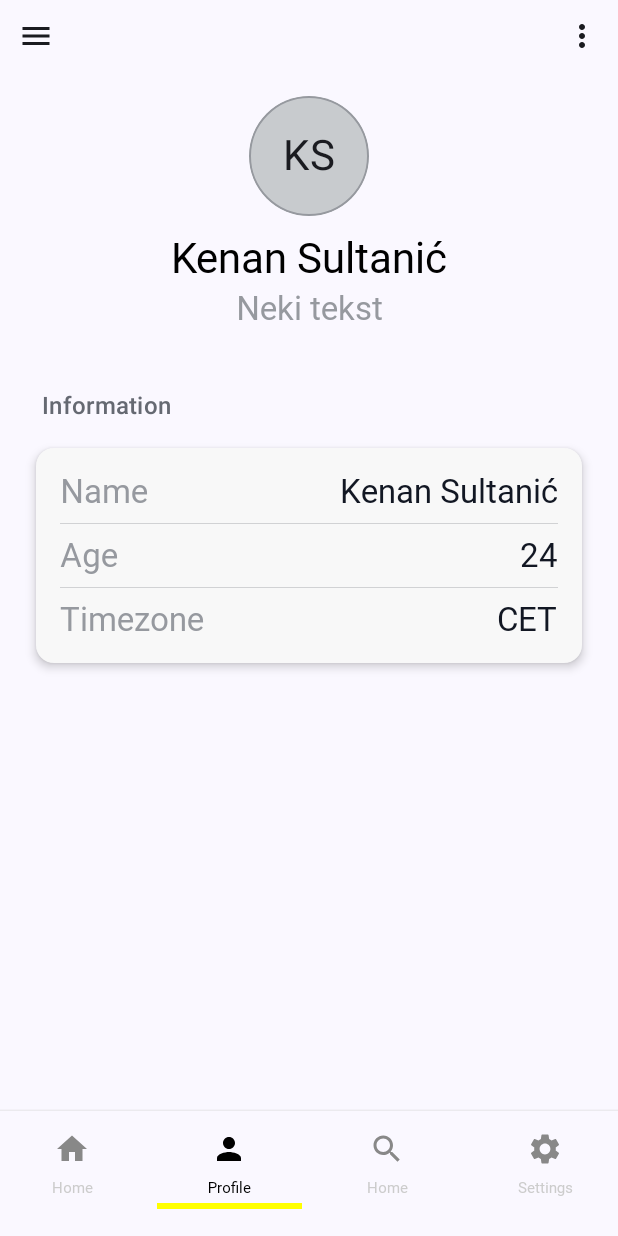
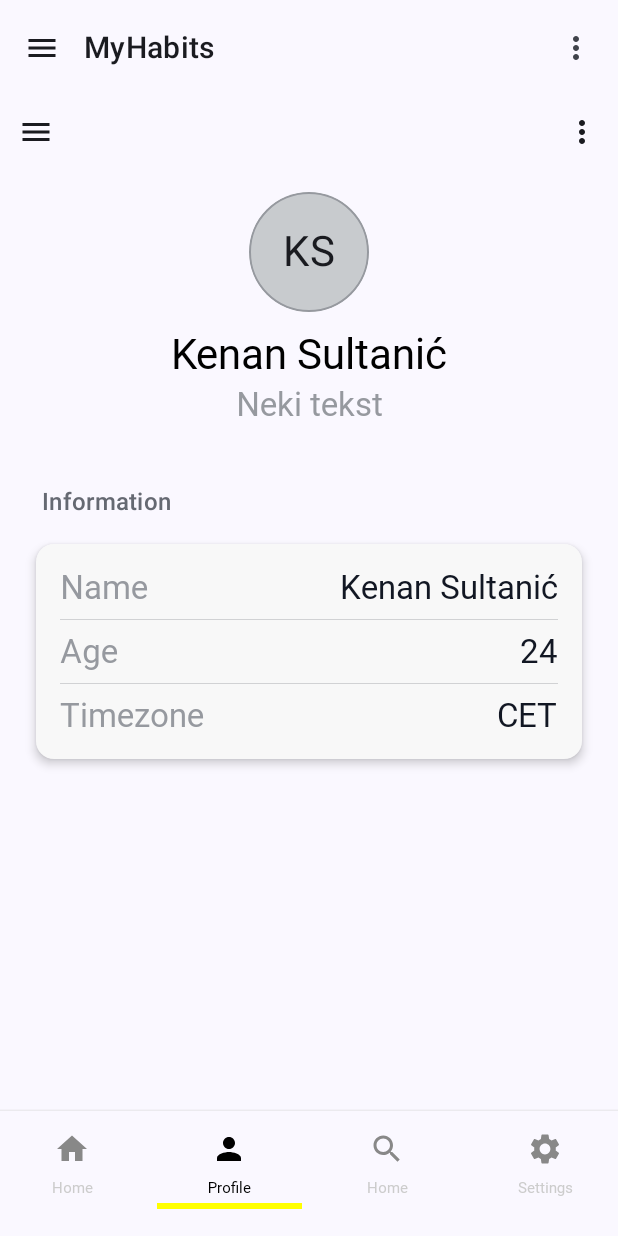
Before and after one commit to kenansultanic/android-habits-app, an Android app built with Jetpack Compose: the profile_screen screen opened through its navigation route, on a phone screen of 412 x 824 dp. Run offline under Robolectric (Android 15) with nearby library versions, the phone set to English and light mode, and no system bars; our stand-ins replace Firebase (no records; nobody signed in at launch, a user with empty details on screens opened directly); Roboto replaces fonts that are not available here.

Commit message:
Restructuring MainActivity

```diff
--- a/app/src/main/java/ba/kenan/myhabits/MainActivity.kt
+++ b/app/src/main/java/ba/kenan/myhabits/MainActivity.kt
@@ -4,26 +4,8 @@ import android.os.Bundle
 import androidx.activity.ComponentActivity
 import androidx.activity.compose.setContent
 import androidx.activity.enableEdgeToEdge
-import androidx.compose.foundation.layout.fillMaxSize
-import androidx.compose.foundation.layout.padding
-import androidx.compose.material3.Scaffold
-import androidx.compose.runtime.DisposableEffect
-import androidx.compose.runtime.getValue
-import androidx.compose.runtime.mutableIntStateOf
-import androidx.compose.runtime.mutableStateOf
-import androidx.compose.runtime.remember
-import androidx.compose.runtime.saveable.rememberSaveable
-import androidx.compose.runtime.setValue
-import androidx.compose.ui.Modifier
-import androidx.compose.ui.tooling.preview.Preview
-import androidx.navigation.compose.currentBackStackEntryAsState
-import androidx.navigation.compose.rememberNavController
-import ba.kenan.myhabits.presentation.ui.navigation.NavGraph
-import ba.kenan.myhabits.presentation.ui.navigation.NavigationBar
-import ba.kenan.myhabits.presentation.ui.navigation.NavigationItems
-import ba.kenan.myhabits.presentation.ui.navigation.Screen
+import ba.kenan.myhabits.presentation.ui.screens.MainScreen
 import ba.kenan.myhabits.presentation.ui.theme.MyHabitsAppTheme
-import com.google.firebase.auth.FirebaseAuth
 import dagger.hilt.android.AndroidEntryPoint
 
 @AndroidEntryPoint
@@ -31,54 +13,9 @@ class MainActivity : ComponentActivity() {
     override fun onCreate(savedInstanceState: Bundle?) {
         super.onCreate(savedInstanceState)
         enableEdgeToEdge()
-
         setContent {
-            val navController = rememberNavController()
-            var selectedItemIndex by rememberSaveable { mutableIntStateOf(1) }
-
-            val auth = FirebaseAuth.getInstance()
-            var firebaseUser by remember { mutableStateOf(auth.currentUser) }
-
-            DisposableEffect(Unit) {
-                val listener = FirebaseAuth.AuthStateListener { firebaseAuth ->
-                    firebaseUser = firebaseAuth.currentUser
-                }
-                auth.addAuthStateListener(listener)
-                onDispose {
-                    auth.removeAuthStateListener(listener)
-                }
-            }
-
-            val isLoggedIn = firebaseUser != null
-
             MyHabitsAppTheme {
-                Scaffold(
-                    modifier = Modifier.fillMaxSize(),
-                    bottomBar = {
-                        val currentDestination = navController.currentBackStackEntryAsState().value?.destination?.route
-                        val showBottomBar = currentDestination !in listOf(Screen.Login.route, Screen.Register.route)
-
-                        if (showBottomBar) {
-                            NavigationBar(
-                                items = NavigationItems.items,
-                                selectedItemIndex = selectedItemIndex,
-                                onItemSelected = { index ->
-                                    selectedItemIndex = index
-                                    navController.navigate(NavigationItems.items[index].route) {
-                                        launchSingleTop = true
-                                        popUpTo(Screen.Profile.route)
-                                    }
-                                }
-                            )
-                        }
-                    }
-                ) { innerPadding ->
-                    NavGraph(
-                        navController = navController,
-                        isLoggedIn = isLoggedIn,
-                        modifier = Modifier.padding(innerPadding)
-                    )
-                }
+                MainScreen()
             }
         }
     }
--- /dev/null
+++ b/app/src/main/java/ba/kenan/myhabits/presentation/ui/screens/MainScreen.kt
@@ -0,0 +1,105 @@
+package ba.kenan.myhabits.presentation.ui.screens
+
+import androidx.compose.foundation.layout.fillMaxSize
+import androidx.compose.foundation.layout.padding
+import androidx.compose.material.icons.Icons
+import androidx.compose.material.icons.filled.Menu
+import androidx.compose.material.icons.filled.MoreVert
+import androidx.compose.material3.ExperimentalMaterial3Api
+import androidx.compose.material3.Icon
+import androidx.compose.material3.IconButton
+import androidx.compose.material3.MaterialTheme
+import androidx.compose.material3.Scaffold
+import androidx.compose.material3.Text
+import androidx.compose.material3.TopAppBar
+import androidx.compose.runtime.Composable
+import androidx.compose.runtime.DisposableEffect
+import androidx.compose.runtime.getValue
+import androidx.compose.runtime.mutableIntStateOf
+import androidx.compose.runtime.mutableStateOf
+import androidx.compose.runtime.remember
+import androidx.compose.runtime.saveable.rememberSaveable
+import androidx.compose.runtime.setValue
+import androidx.compose.ui.Modifier
+import androidx.compose.ui.res.stringResource
+import androidx.compose.ui.unit.sp
+import androidx.navigation.compose.currentBackStackEntryAsState
+import androidx.navigation.compose.rememberNavController
+import ba.kenan.myhabits.R
+import ba.kenan.myhabits.presentation.ui.navigation.NavGraph
+import ba.kenan.myhabits.presentation.ui.navigation.NavigationBar
+import ba.kenan.myhabits.presentation.ui.navigation.NavigationItems
+import ba.kenan.myhabits.presentation.ui.navigation.Screen
+import com.google.firebase.auth.FirebaseAuth
+
+@OptIn(ExperimentalMaterial3Api::class)
+@Composable
+fun MainScreen() {
+    val navController = rememberNavController()
+    var selectedItemIndex by rememberSaveable { mutableIntStateOf(1) }
+
+    val auth = FirebaseAuth.getInstance()
+    var firebaseUser by remember { mutableStateOf(auth.currentUser) }
+
+    DisposableEffect(Unit) {
+        val listener = FirebaseAuth.AuthStateListener { firebaseAuth ->
+            firebaseUser = firebaseAuth.currentUser
+        }
+        auth.addAuthStateListener(listener)
+        onDispose {
+            auth.removeAuthStateListener(listener)
+        }
+    }
+
+    val isLoggedIn = firebaseUser != null
+    val currentDestination = navController.currentBackStackEntryAsState().value?.destination?.route
+    val showTopBar = currentDestination !in listOf(Screen.Login.route, Screen.Register.route)
+    val showBottomBar = showTopBar
+
+    Scaffold(
+        modifier = Modifier.fillMaxSize(),
+        topBar = {
+            if (showTopBar) {
+                TopAppBar(
+                    title = {
+                        Text(
+                            text = stringResource(R.string.myhabits),
+                            style = MaterialTheme.typography.titleMedium.copy(fontSize = 20.sp)
+                        )
+                    },
+                    navigationIcon = {
+                        IconButton(onClick = { /* open drawer */ }) {
+                            Icon(Icons.Default.Menu, contentDescription = "Menu")
+                        }
+                    },
+                    actions = {
+                        IconButton(onClick = { /* show menu */ }) {
+                            Icon(Icons.Default.MoreVert, contentDescription = "More options")
+                        }
+                    }
+                )
+            }
+        },
+        bottomBar = {
+            if (showBottomBar) {
+                NavigationBar(
+                    items = NavigationItems.items,
+                    selectedItemIndex = selectedItemIndex,
+                    onItemSelected = { index ->
+                        selectedItemIndex = index
+                        navController.navigate(NavigationItems.items[index].route) {
+                            launchSingleTop = true
+                            popUpTo(Screen.Profile.route)
+                        }
+                    }
+                )
+            }
+        }
+    ) { innerPadding ->
+        NavGraph(
+            navController = navController,
+            isLoggedIn = isLoggedIn,
+            modifier = Modifier.padding(innerPadding)
+        )
+    }
+}
```
